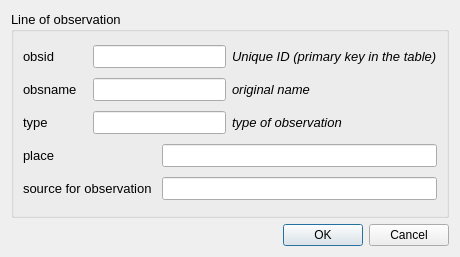
jkall/qgis-midvatten-plugin, file ui/obs_lines_en.ui: the form before one commit.
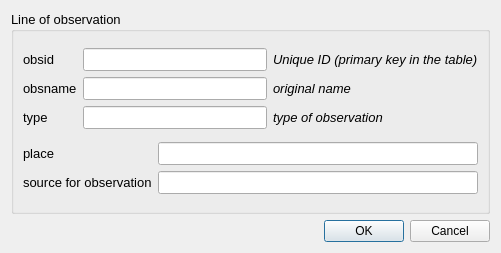
The form after the commit.

```diff
--- a/ui/obs_lines_en.ui
+++ b/ui/obs_lines_en.ui
@@ -6,14 +6,20 @@
    <rect>
     <x>0</x>
     <y>0</y>
-    <width>460</width>
-    <height>257</height>
+    <width>501</width>
+    <height>253</height>
    </rect>
   </property>
+  <property name="maximumSize">
+   <size>
+    <width>16777215</width>
+    <height>300</height>
+   </size>
+  </property>
   <property name="windowTitle">
    <string>Dialog</string>
   </property>
-  <layout class="QGridLayout" name="gridLayout_2">
+  <layout class="QGridLayout" name="gridLayout_4">
    <item row="0" column="0">
     <widget class="QGroupBox" name="Grundinfo">
      <property name="sizePolicy">
@@ -43,6 +49,8 @@
      <property name="title">
       <string>Line of observation</string>
      </property>
+     <layout class="QGridLayout" name="gridLayout_3">
+      <item row="0" column="0">
      <layout class="QGridLayout" name="gridLayout">
       <item row="0" column="0">
        <widget class="QLabel" name="label">
@@ -50,7 +58,7 @@
          <bool>true</bool>
         </property>
         <property name="sizePolicy">
-         <sizepolicy hsizetype="Minimum" vsizetype="Fixed">
+           <sizepolicy hsizetype="Preferred" vsizetype="Fixed">
           <horstretch>0</horstretch>
           <verstretch>0</verstretch>
          </sizepolicy>
@@ -83,7 +91,7 @@
         </property>
        </widget>
       </item>
-      <item row="0" column="1" colspan="2">
+        <item row="0" column="1">
        <widget class="QLineEdit" name="obsid">
         <property name="sizePolicy">
          <sizepolicy hsizetype="Expanding" vsizetype="Fixed">
@@ -113,10 +121,10 @@
         </property>
        </widget>
       </item>
-      <item row="0" column="3">
+        <item row="0" column="2">
        <widget class="QLabel" name="label_3">
         <property name="sizePolicy">
-         <sizepolicy hsizetype="Minimum" vsizetype="Fixed">
+           <sizepolicy hsizetype="Preferred" vsizetype="Fixed">
           <horstretch>0</horstretch>
           <verstretch>0</verstretch>
          </sizepolicy>
@@ -153,7 +161,7 @@
          <bool>true</bool>
         </property>
         <property name="sizePolicy">
-         <sizepolicy hsizetype="Minimum" vsizetype="Fixed">
+           <sizepolicy hsizetype="Preferred" vsizetype="Fixed">
           <horstretch>0</horstretch>
           <verstretch>0</verstretch>
          </sizepolicy>
@@ -186,7 +194,7 @@
         </property>
        </widget>
       </item>
-      <item row="1" column="1" colspan="2">
+        <item row="1" column="1">
        <widget class="QLineEdit" name="name">
         <property name="sizePolicy">
          <sizepolicy hsizetype="Expanding" vsizetype="Fixed">
@@ -216,10 +224,10 @@
         </property>
        </widget>
       </item>
-      <item row="1" column="3">
+        <item row="1" column="2">
        <widget class="QLabel" name="label_20">
         <property name="sizePolicy">
-         <sizepolicy hsizetype="Minimum" vsizetype="Fixed">
+           <sizepolicy hsizetype="Preferred" vsizetype="Fixed">
           <horstretch>0</horstretch>
           <verstretch>0</verstretch>
          </sizepolicy>
@@ -256,7 +264,7 @@
          <bool>true</bool>
         </property>
         <property name="sizePolicy">
-         <sizepolicy hsizetype="Minimum" vsizetype="Fixed">
+           <sizepolicy hsizetype="Preferred" vsizetype="Fixed">
           <horstretch>0</horstretch>
           <verstretch>0</verstretch>
          </sizepolicy>
@@ -289,7 +297,7 @@
         </property>
        </widget>
       </item>
-      <item row="2" column="1" colspan="2">
+        <item row="2" column="1">
        <widget class="QLineEdit" name="type">
         <property name="sizePolicy">
          <sizepolicy hsizetype="Expanding" vsizetype="Fixed">
@@ -324,10 +332,10 @@
         </property>
        </widget>
       </item>
-      <item row="2" column="3">
+        <item row="2" column="2">
        <widget class="QLabel" name="label_17">
         <property name="sizePolicy">
-         <sizepolicy hsizetype="Minimum" vsizetype="Fixed">
+           <sizepolicy hsizetype="Preferred" vsizetype="Fixed">
           <horstretch>0</horstretch>
           <verstretch>0</verstretch>
          </sizepolicy>
@@ -361,13 +369,17 @@
         </property>
        </widget>
       </item>
-      <item row="3" column="0">
+       </layout>
+      </item>
+      <item row="1" column="0">
+       <layout class="QGridLayout" name="gridLayout_2">
+        <item row="0" column="0">
        <widget class="QLabel" name="Referensinformation">
         <property name="enabled">
          <bool>true</bool>
         </property>
         <property name="sizePolicy">
-         <sizepolicy hsizetype="Minimum" vsizetype="Fixed">
+           <sizepolicy hsizetype="Preferred" vsizetype="Fixed">
           <horstretch>0</horstretch>
           <verstretch>0</verstretch>
          </sizepolicy>
@@ -400,7 +412,7 @@
         </property>
        </widget>
       </item>
-      <item row="3" column="2" colspan="2">
+        <item row="0" column="1">
        <widget class="QLineEdit" name="place">
         <property name="sizePolicy">
          <sizepolicy hsizetype="Expanding" vsizetype="Fixed">
@@ -430,10 +442,10 @@
         </property>
        </widget>
       </item>
-      <item row="4" column="0" colspan="2">
+        <item row="1" column="0">
        <widget class="QLabel" name="label_18">
         <property name="sizePolicy">
-         <sizepolicy hsizetype="Minimum" vsizetype="Fixed">
+           <sizepolicy hsizetype="Preferred" vsizetype="Fixed">
           <horstretch>0</horstretch>
           <verstretch>0</verstretch>
          </sizepolicy>
@@ -463,7 +475,7 @@
         </property>
        </widget>
       </item>
-      <item row="4" column="2" colspan="2">
+        <item row="1" column="1">
        <widget class="QLineEdit" name="source">
         <property name="sizePolicy">
          <sizepolicy hsizetype="Expanding" vsizetype="Fixed">
@@ -492,6 +504,8 @@
          <set>Qt::AlignLeading|Qt::AlignLeft|Qt::AlignVCenter</set>
         </property>
        </widget>
+        </item>
+       </layout>
       </item>
      </layout>
     </widget>
```
Lines whose indentation alone changed are shown as unchanged.
